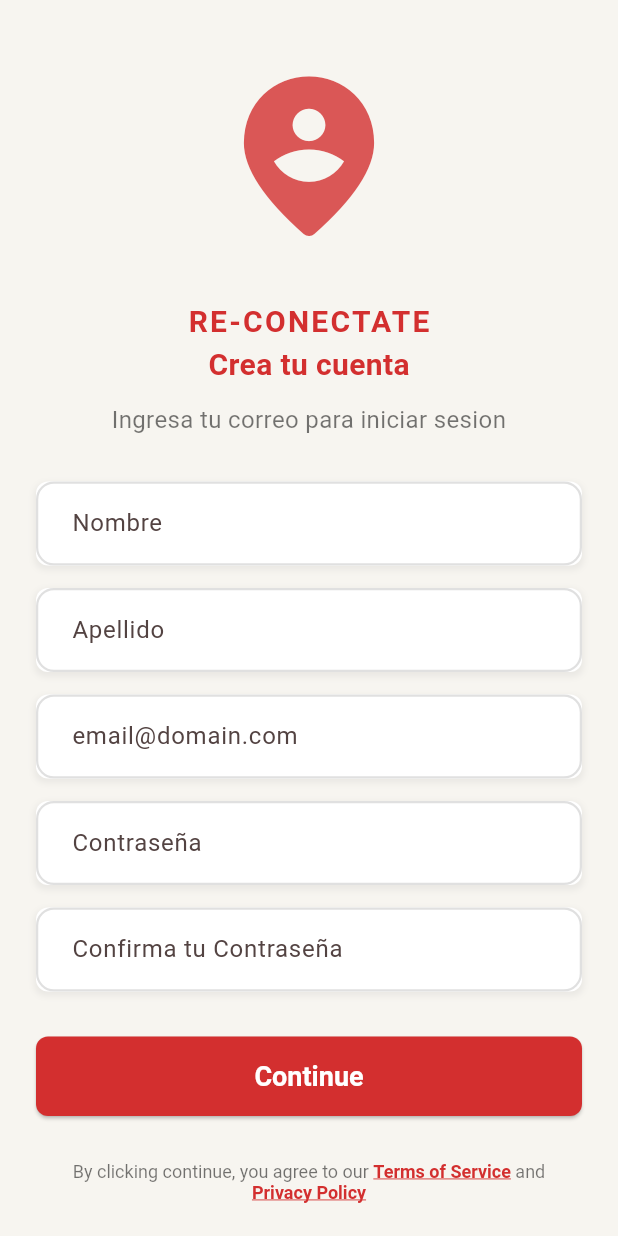
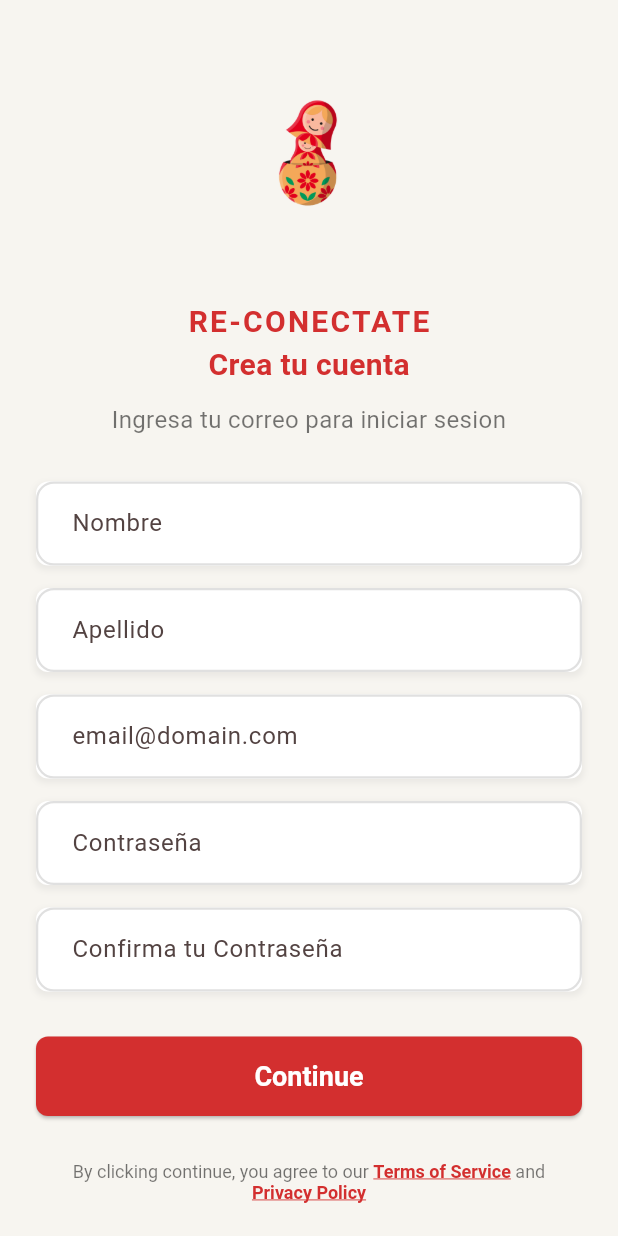
Before and after one commit to GalenRobles/App_Re-Conectate, a Flutter app: the RegistrationScreen screen opened directly, on a phone screen of 412 x 824 dp. Run offline on Flutter 3.47's test engine with Material 3 defaults, Android fonts, the light colour scheme and no system bars; our stand-ins replace firebase_core, flutter_riverpod, flutter_signin_button, go_router; accounts and stored records are empty; Roboto replaces fonts that are missing (Oswald).

Commit message:
Avances lira

```diff
--- a/lib/features/auth/presentation/screens/layout2.dart
+++ b/lib/features/profile/presentation/screens/Crear_cuenta.dart
@@ -1,4 +1,5 @@
 import 'package:flutter/material.dart';
+import 'package:go_router/go_router.dart';
 
 void main() {
   runApp(const RegistrationApp());
@@ -53,10 +54,10 @@ class RegistrationScreen extends StatelessWidget {
                 ),
                 child: Center(
                   // Usamos un icono genérico para simular la ilustración sin tener el archivo
-                  child: Icon(
-                    Icons.person_pin_circle_rounded,
-                    size: 130,
-                    color: primaryColor.withOpacity(0.8),
+                  child: Image.asset(
+                    'assets/images/logo.png',
+                    height: 120, // Ajusta el tamaño
+
                   ),
                 ),
               ),
@@ -110,8 +111,19 @@ class RegistrationScreen extends StatelessWidget {
               SizedBox(
                 width: double.infinity,
                 child: ElevatedButton(
+                  // 💡 Aquí cambiamos el `debugPrint` por la navegación.
                   onPressed: () {
-                    debugPrint('Continuar registro...');
+                    // Importa 'package:go_router/go_router.dart'
+                    // Usa context.go() para navegar a la siguiente ruta.
+                    // Esto reemplaza la pila de navegación, ideal para avanzar en un flujo.
+                    context.push('/verific');
+
+                    // Alternativamente, puedes usar:
+                    // context.push('/registro_completo');
+                    // Si quieres mantener la pantalla actual en la pila para poder volver.
+
+                    // Si usas rutas con nombre:
+                    // context.goNamed('registroCompletoRouteName');
                   },
                   style: ElevatedButton.styleFrom(
                     backgroundColor: primaryColor, // Fondo rojo
```
Also changed, not shown: lib/app/router/app_router.dart (+16 -0 lines), lib/features/auth/data/domain/presentation/screens/login_screen.dart (+8 -2 lines), lib/features/profile/presentation/screens/Codigo_ver.dart (renamed from lib/features/auth/presentation/screens/layout1.dart).
